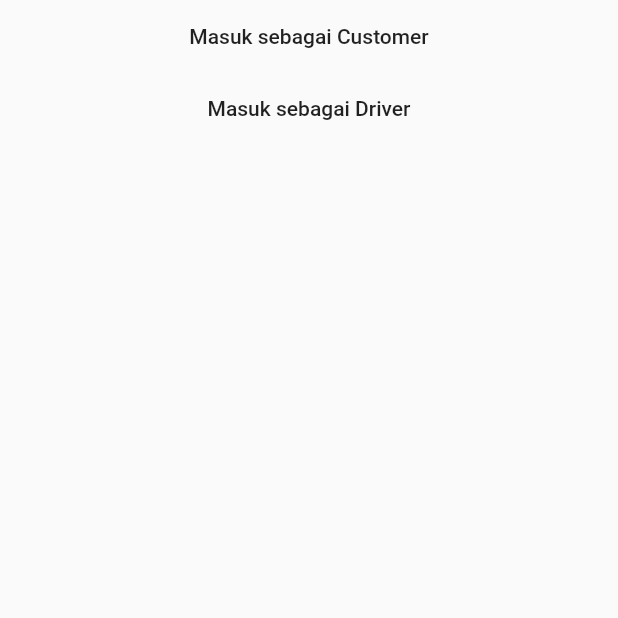
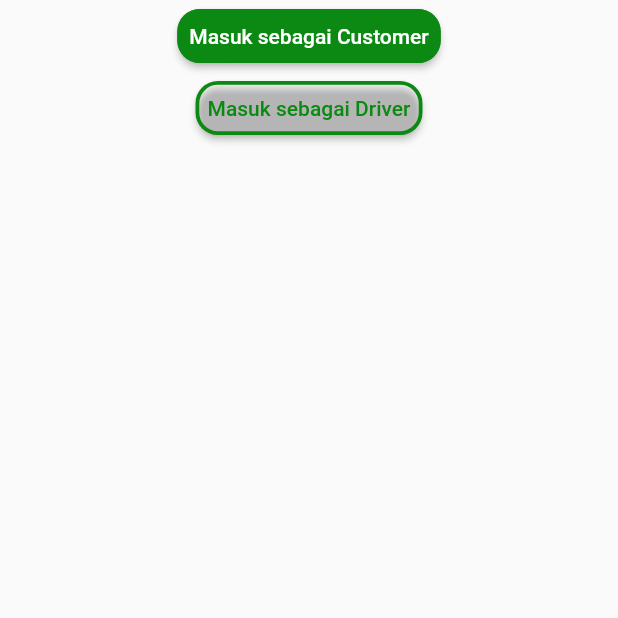
Before and after one commit to IYakRiyadh/simpel_gojek, a Flutter app: the LoginForm screen opened directly, on a phone screen of 412 x 824 dp, the top half of it. Run offline on Flutter 3.47's test engine with Material 2 defaults, Android fonts, the phone set to English and light mode, and no system bars; our stand-ins replace carousel_slider, firebase_core, font_awesome_flutter, sqflite; missing offline and left inert: flutter_osm_plugin; accounts and stored records are empty.

Commit message:
Go Update

```diff
--- a/lib/pages/form/login.dart
+++ b/lib/pages/form/login.dart
@@ -17,12 +17,32 @@ class _LoginFormState extends State<LoginForm> {
             child: Column(
               children: [
                 MaterialButton(
+                  minWidth: 100,
+                  padding: const EdgeInsets.all(8.0),
+                  color: const Color(0xFF0C8913),
+                  textColor: Colors.white,
+                  shape: RoundedRectangleBorder(
+                      borderRadius: BorderRadius.circular(15),
+                      side: const BorderSide(
+                        width: 2.50,
+                        color: Color(0xFF0C8913),
+                      )),
+                  child: const Text('Masuk sebagai Customer'),
                   onPressed: () {},
-                  child: Text('Masuk sebagai Customer'),
                 ),
                 MaterialButton(
+                  minWidth: 100,
+                  padding: const EdgeInsets.all(8.0),
+                  color: Colors.transparent,
+                  textColor: const Color(0xFF0C8913),
+                  shape: RoundedRectangleBorder(
+                      borderRadius: BorderRadius.circular(15),
+                      side: const BorderSide(
+                        width: 2.50,
+                        color: Color(0xFF0C8913),
+                      )),
+                  child: const Text('Masuk sebagai Driver'),
                   onPressed: () {},
-                  child: Text('Masuk sebagai Driver'),
                 ),
               ],
             ),
--- a/pubspec.yaml
+++ b/pubspec.yaml
@@ -42,6 +42,7 @@ dependencies:
   sqflite: ^2.3.0
   firebase_core: ^2.15.1
   firebase_auth: ^4.7.3
+  firebase_database: ^10.2.5
 
 dev_dependencies:
   flutter_test:
```
Also changed, not shown: pubspec.lock, 3 other files.
